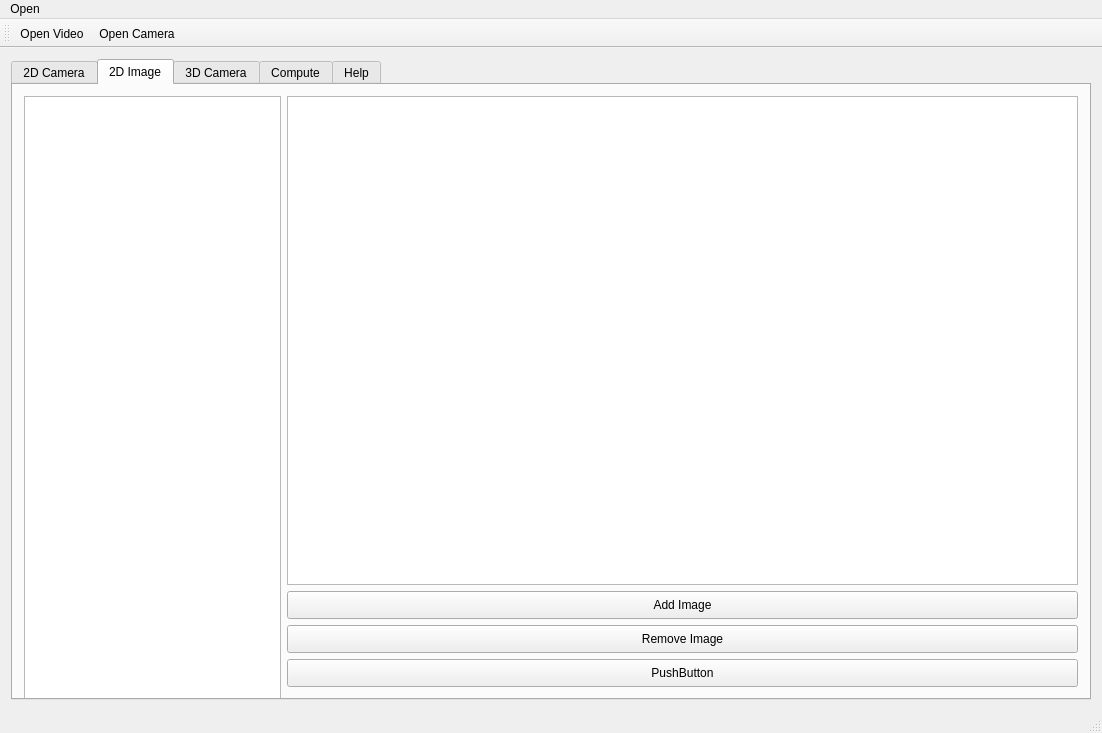
The window that mainwindow.ui (chenyangcheung/QinchuanCattleBMS) describes before a commit, drawn with Qt 5.
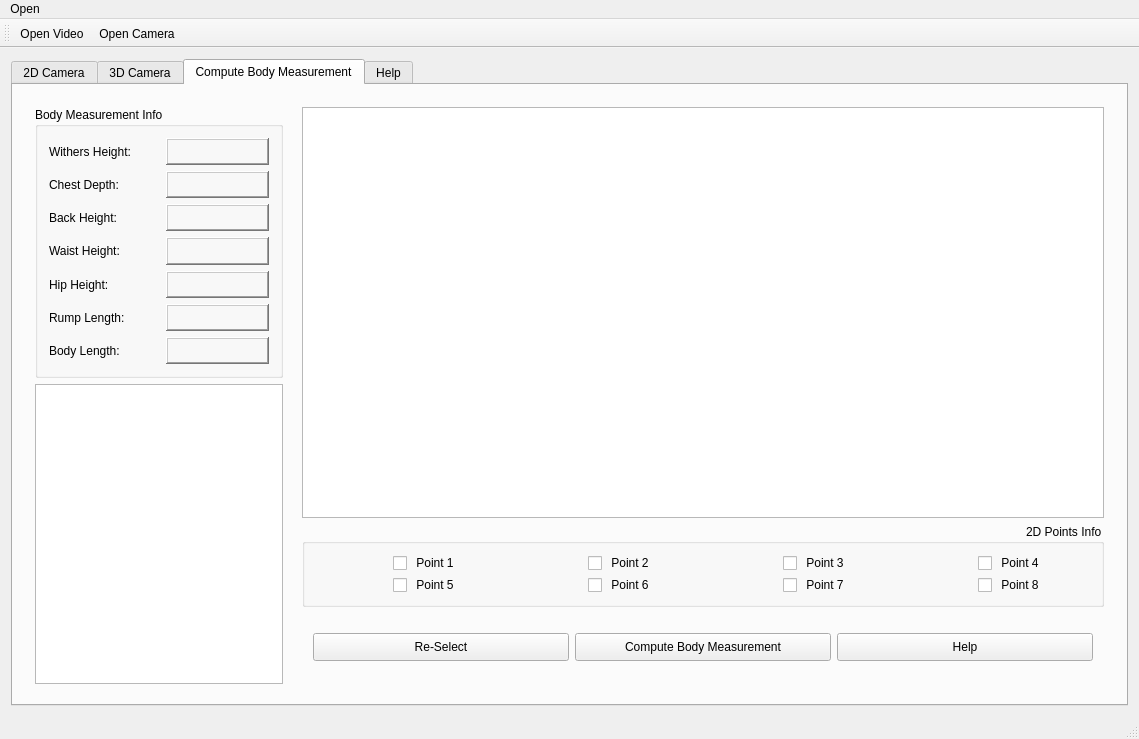
The same window after the commit. The open tabs and pages were chosen to show the change. Custom widgets are drawn as their Qt base class.

Commit message:
Complete UI design of program
* remove '2D image' tab and add new tab 'Compute Body Measurement'
* complete ui of 'Compute Body Measurement' tab
* add frame for 2d camera widget

```diff
--- a/mainwindow.ui
+++ b/mainwindow.ui
@@ -6,13 +6,22 @@
    <rect>
     <x>0</x>
     <y>0</y>
-    <width>1102</width>
-    <height>733</height>
+    <width>1139</width>
+    <height>739</height>
    </rect>
   </property>
+  <property name="sizePolicy">
+   <sizepolicy hsizetype="Preferred" vsizetype="Preferred">
+    <horstretch>78</horstretch>
+    <verstretch>71</verstretch>
+   </sizepolicy>
+  </property>
   <property name="windowTitle">
    <string>MainWindow</string>
   </property>
+  <property name="layoutDirection">
+   <enum>Qt::LeftToRight</enum>
+  </property>
   <widget class="QWidget" name="centralWidget">
    <layout class="QHBoxLayout" name="horizontalLayout">
     <item>
@@ -101,95 +110,6 @@
         </item>
        </layout>
       </widget>
-      <widget class="QWidget" name="imgOperateTab">
-       <attribute name="title">
-        <string>2D Image</string>
-       </attribute>
-       <layout class="QGridLayout" name="gridLayout_4">
-        <item row="0" column="0">
-         <layout class="QHBoxLayout" name="horizontalLayout_2">
-          <item>
-           <widget class="QListWidget" name="imageListWidget">
-            <property name="minimumSize">
-             <size>
-              <width>256</width>
-              <height>606</height>
-             </size>
-            </property>
-            <property name="maximumSize">
-             <size>
-              <width>300</width>
-              <height>16777215</height>
-             </size>
-            </property>
-            <property name="frameShape">
-             <enum>QFrame::StyledPanel</enum>
-            </property>
-            <property name="frameShadow">
-             <enum>QFrame::Sunken</enum>
-            </property>
-            <property name="midLineWidth">
-             <number>0</number>
-            </property>
-           </widget>
-          </item>
-          <item>
-           <layout class="QVBoxLayout" name="verticalLayout">
-            <item>
-             <widget class="QGraphicsView" name="imageGraphicsView">
-              <property name="minimumSize">
-               <size>
-                <width>791</width>
-                <height>411</height>
-               </size>
-              </property>
-             </widget>
-            </item>
-            <item>
-             <widget class="QPushButton" name="addImgButton">
-              <property name="minimumSize">
-               <size>
-                <width>93</width>
-                <height>28</height>
-               </size>
-              </property>
-              <property name="text">
-               <string>Add Image</string>
-              </property>
-             </widget>
-            </item>
-            <item>
-             <widget class="QPushButton" name="rmImgButton">
-              <property name="minimumSize">
-               <size>
-                <width>93</width>
-                <height>28</height>
-               </size>
-              </property>
-              <property name="text">
-               <string>Remove Image</string>
-              </property>
-             </widget>
-            </item>
-            <item>
-             <widget class="QPushButton" name="pushButton_4">
-              <property name="minimumSize">
-               <size>
-                <width>93</width>
-                <height>28</height>
-               </size>
-              </property>
-              <property name="text">
-               <string>PushButton</string>
-              </property>
-             </widget>
-            </item>
-           </layout>
-          </item>
-         </layout>
-        </item>
-       </layout>
-      </widget>
       <widget class="QWidget" name="tofCameraTab">
        <attribute name="title">
         <string>3D Camera</string>
@@ -252,10 +172,748 @@
         </item>
        </layout>
       </widget>
-      <widget class="QWidget" name="computeTab">
+      <widget class="QWidget" name="imgOperateTab">
        <attribute name="title">
-        <string>Compute</string>
+        <string>Compute Body Measurement</string>
        </attribute>
+       <layout class="QHBoxLayout" name="horizontalLayout_2">
+        <item>
+         <widget class="QWidget" name="widget_4" native="true">
+          <property name="sizePolicy">
+           <sizepolicy hsizetype="Expanding" vsizetype="Expanding">
+            <horstretch>25</horstretch>
+            <verstretch>80</verstretch>
+           </sizepolicy>
+          </property>
+          <property name="minimumSize">
+           <size>
+            <width>261</width>
+            <height>591</height>
+           </size>
+          </property>
+          <layout class="QVBoxLayout" name="verticalLayout_2">
+           <item>
+            <widget class="QGroupBox" name="groupBox">
+             <property name="sizePolicy">
+              <sizepolicy hsizetype="Expanding" vsizetype="Expanding">
+               <horstretch>0</horstretch>
+               <verstretch>0</verstretch>
+              </sizepolicy>
+             </property>
+             <property name="minimumSize">
+              <size>
+               <width>248</width>
+               <height>271</height>
+              </size>
+             </property>
+             <property name="baseSize">
+              <size>
+               <width>256</width>
+               <height>271</height>
+              </size>
+             </property>
+             <property name="title">
+              <string>Body Measurement Info</string>
+             </property>
+             <layout class="QVBoxLayout" name="verticalLayout_3">
+              <item>
+               <layout class="QHBoxLayout" name="horizontalLayout_12">
+                <item>
+                 <widget class="QLabel" name="label_9">
+                  <property name="minimumSize">
+                   <size>
+                    <width>111</width>
+                    <height>20</height>
+                   </size>
+                  </property>
+                  <property name="text">
+                   <string>Withers Height:</string>
+                  </property>
+                 </widget>
+                </item>
+                <item>
+                 <widget class="QLabel" name="label_10">
+                  <property name="minimumSize">
+                   <size>
+                    <width>72</width>
+                    <height>20</height>
+                   </size>
+                  </property>
+                  <property name="frameShape">
+                   <enum>QFrame::WinPanel</enum>
+                  </property>
+                  <property name="frameShadow">
+                   <enum>QFrame::Raised</enum>
+                  </property>
+                  <property name="text">
+                   <string/>
+                  </property>
+                 </widget>
+                </item>
+               </layout>
+              </item>
+              <item>
+               <layout class="QHBoxLayout" name="horizontalLayout_13">
+                <item>
+                 <widget class="QLabel" name="label_11">
+                  <property name="minimumSize">
+                   <size>
+                    <width>111</width>
+                    <height>20</height>
+                   </size>
+                  </property>
+                  <property name="text">
+                   <string>Chest Depth:</string>
+                  </property>
+                 </widget>
+                </item>
+                <item>
+                 <widget class="QLabel" name="label_12">
+                  <property name="minimumSize">
+                   <size>
+                    <width>72</width>
+                    <height>20</height>
+                   </size>
+                  </property>
+                  <property name="frameShape">
+                   <enum>QFrame::WinPanel</enum>
+                  </property>
+                  <property name="frameShadow">
+                   <enum>QFrame::Raised</enum>
+                  </property>
+                  <property name="text">
+                   <string/>
+                  </property>
+                 </widget>
+                </item>
+               </layout>
+              </item>
+              <item>
+               <layout class="QHBoxLayout" name="horizontalLayout_14">
+                <item>
+                 <widget class="QLabel" name="label_13">
+                  <property name="minimumSize">
+                   <size>
+                    <width>111</width>
+                    <height>20</height>
+                   </size>
+                  </property>
+                  <property name="text">
+                   <string>Back Height:</string>
+                  </property>
+                 </widget>
+                </item>
+                <item>
+                 <widget class="QLabel" name="label_14">
+                  <property name="minimumSize">
+                   <size>
+                    <width>72</width>
+                    <height>20</height>
+                   </size>
+                  </property>
+                  <property name="frameShape">
+                   <enum>QFrame::WinPanel</enum>
+                  </property>
+                  <property name="frameShadow">
+                   <enum>QFrame::Raised</enum>
+                  </property>
+                  <property name="text">
+                   <string/>
+                  </property>
+                 </widget>
+                </item>
+               </layout>
+              </item>
+              <item>
+               <layout class="QHBoxLayout" name="horizontalLayout_15">
+                <item>
+                 <widget class="QLabel" name="label_15">
+                  <property name="minimumSize">
+                   <size>
+                    <width>111</width>
+                    <height>20</height>
+                   </size>
+                  </property>
+                  <property name="text">
+                   <string>Waist Height:</string>
+                  </property>
+                 </widget>
+                </item>
+                <item>
+                 <widget class="QLabel" name="label_16">
+                  <property name="minimumSize">
+                   <size>
+                    <width>72</width>
+                    <height>20</height>
+                   </size>
+                  </property>
+                  <property name="frameShape">
+                   <enum>QFrame::WinPanel</enum>
+                  </property>
+                  <property name="frameShadow">
+                   <enum>QFrame::Raised</enum>
+                  </property>
+                  <property name="text">
+                   <string/>
+                  </property>
+                 </widget>
+                </item>
+               </layout>
+              </item>
+              <item>
+               <layout class="QHBoxLayout" name="horizontalLayout_16">
+                <item>
+                 <widget class="QLabel" name="label_17">
+                  <property name="minimumSize">
+                   <size>
+                    <width>111</width>
+                    <height>20</height>
+                   </size>
+                  </property>
+                  <property name="text">
+                   <string>Hip Height:</string>
+                  </property>
+                 </widget>
+                </item>
+                <item>
+                 <widget class="QLabel" name="label_18">
+                  <property name="minimumSize">
+                   <size>
+                    <width>72</width>
+                    <height>20</height>
+                   </size>
+                  </property>
+                  <property name="frameShape">
+                   <enum>QFrame::WinPanel</enum>
+                  </property>
+                  <property name="frameShadow">
+                   <enum>QFrame::Raised</enum>
+                  </property>
+                  <property name="text">
+                   <string/>
+                  </property>
+                 </widget>
+                </item>
+               </layout>
+              </item>
+              <item>
+               <layout class="QHBoxLayout" name="horizontalLayout_17">
+                <item>
+                 <widget class="QLabel" name="label_19">
+                  <property name="minimumSize">
+                   <size>
+                    <width>111</width>
+                    <height>20</height>
+                   </size>
+                  </property>
+                  <property name="text">
+                   <string>Rump Length:</string>
+                  </property>
+                 </widget>
+                </item>
+                <item>
+                 <widget class="QLabel" name="label_20">
+                  <property name="minimumSize">
+                   <size>
+                    <width>72</width>
+                    <height>20</height>
+                   </size>
+                  </property>
+                  <property name="frameShape">
+                   <enum>QFrame::WinPanel</enum>
+                  </property>
+                  <property name="frameShadow">
+                   <enum>QFrame::Raised</enum>
+                  </property>
+                  <property name="text">
+                   <string/>
+                  </property>
+                 </widget>
+                </item>
+               </layout>
+              </item>
+              <item>
+               <layout class="QHBoxLayout" name="horizontalLayout_18">
+                <item>
+                 <widget class="QLabel" name="label_21">
+                  <property name="minimumSize">
+                   <size>
+                    <width>111</width>
+                    <height>20</height>
+                   </size>
+                  </property>
+                  <property name="text">
+                   <string>Body Length:</string>
+                  </property>
+                 </widget>
+                </item>
+                <item>
+                 <widget class="QLabel" name="label_22">
+                  <property name="minimumSize">
+                   <size>
+                    <width>72</width>
+                    <height>20</height>
+                   </size>
+                  </property>
+                  <property name="frameShape">
+                   <enum>QFrame::WinPanel</enum>
+                  </property>
+                  <property name="frameShadow">
+                   <enum>QFrame::Raised</enum>
+                  </property>
+                  <property name="text">
+                   <string/>
+                  </property>
+                 </widget>
+                </item>
+               </layout>
+              </item>
+             </layout>
+            </widget>
+           </item>
+           <item>
+            <widget class="QTableWidget" name="imageTableWidget">
+             <property name="sizePolicy">
+              <sizepolicy hsizetype="Expanding" vsizetype="Expanding">
+               <horstretch>0</horstretch>
+               <verstretch>0</verstretch>
+              </sizepolicy>
+             </property>
+             <property name="minimumSize">
+              <size>
+               <width>248</width>
+               <height>300</height>
+              </size>
+             </property>
+             <property name="maximumSize">
+              <size>
+               <width>16777215</width>
+               <height>16777215</height>
+              </size>
+             </property>
+             <property name="baseSize">
+              <size>
+               <width>256</width>
+               <height>300</height>
+              </size>
+             </property>
+             <property name="frameShape">
+              <enum>QFrame::StyledPanel</enum>
+             </property>
+             <property name="frameShadow">
+              <enum>QFrame::Sunken</enum>
+             </property>
+             <property name="midLineWidth">
+              <number>0</number>
+             </property>
+             <property name="columnCount">
+              <number>0</number>
+             </property>
+             <attribute name="horizontalHeaderCascadingSectionResizes">
+              <bool>false</bool>
+             </attribute>
+             <attribute name="horizontalHeaderMinimumSectionSize">
+              <number>31</number>
+             </attribute>
+            </widget>
+           </item>
+          </layout>
+         </widget>
+        </item>
+        <item>
+         <widget class="QWidget" name="widget_2" native="true">
+          <property name="sizePolicy">
+           <sizepolicy hsizetype="Expanding" vsizetype="Expanding">
+            <horstretch>81</horstretch>
+            <verstretch>81</verstretch>
+           </sizepolicy>
+          </property>
+          <property name="minimumSize">
+           <size>
+            <width>791</width>
+            <height>581</height>
+           </size>
+          </property>
+          <property name="baseSize">
+           <size>
+            <width>791</width>
+            <height>581</height>
+           </size>
+          </property>
+          <property name="layoutDirection">
+           <enum>Qt::RightToLeft</enum>
+          </property>
+          <layout class="QVBoxLayout" name="verticalLayout">
+           <item>
+            <widget class="QGraphicsView" name="imageGraphicsView">
+             <property name="sizePolicy">
+              <sizepolicy hsizetype="Expanding" vsizetype="Expanding">
+               <horstretch>0</horstretch>
+               <verstretch>80</verstretch>
+              </sizepolicy>
+             </property>
+             <property name="minimumSize">
+              <size>
+               <width>791</width>
+               <height>411</height>
+              </size>
+             </property>
+            </widget>
+           </item>
+           <item>
+            <widget class="QGroupBox" name="groupBox_3">
+             <property name="sizePolicy">
+              <sizepolicy hsizetype="Expanding" vsizetype="Expanding">
+               <horstretch>78</horstretch>
+               <verstretch>71</verstretch>
+              </sizepolicy>
+             </property>
+             <property name="minimumSize">
+              <size>
+               <width>731</width>
+               <height>83</height>
+              </size>
+             </property>
+             <property name="maximumSize">
+              <size>
+               <width>16777215</width>
+               <height>150</height>
+              </size>
+             </property>
+             <property name="title">
+              <string>2D Points Info</string>
+             </property>
+             <layout class="QGridLayout" name="gridLayout_4">
+              <item row="0" column="0">
+               <layout class="QHBoxLayout" name="horizontalLayout_4">
+                <item>
+                 <widget class="QLabel" name="label">
+                  <property name="minimumSize">
+                   <size>
+                    <width>64</width>
+                    <height>16</height>
+                   </size>
+                  </property>
+                  <property name="text">
+                   <string> Point 4</string>
+                  </property>
+                 </widget>
+                </item>
+                <item>
+                 <widget class="QCheckBox" name="checkBox">
+                  <property name="minimumSize">
+                   <size>
+                    <width>16</width>
+                    <height>16</height>
+                   </size>
+                  </property>
+                  <property name="text">
+                   <string/>
+                  </property>
+                 </widget>
+                </item>
+               </layout>
+              </item>
+              <item row="0" column="1">
+               <layout class="QHBoxLayout" name="horizontalLayout_5">
+                <item>
+                 <widget class="QLabel" name="label_2">
+                  <property name="minimumSize">
+                   <size>
+                    <width>64</width>
+                    <height>16</height>
+                   </size>
+                  </property>
+                  <property name="text">
+                   <string> Point 3</string>
+                  </property>
+                 </widget>
+                </item>
+                <item>
+                 <widget class="QCheckBox" name="checkBox_2">
+                  <property name="minimumSize">
+                   <size>
+                    <width>16</width>
+                    <height>16</height>
+                   </size>
+                  </property>
+                  <property name="text">
+                   <string/>
+                  </property>
+                 </widget>
+                </item>
+               </layout>
+              </item>
+              <item row="0" column="2">
+               <layout class="QHBoxLayout" name="horizontalLayout_6">
+                <item>
+                 <widget class="QLabel" name="label_3">
+                  <property name="minimumSize">
+                   <size>
+                    <width>64</width>
+                    <height>16</height>
+                   </size>
+                  </property>
+                  <property name="text">
+                   <string> Point 2</string>
+                  </property>
+                 </widget>
+                </item>
+                <item>
+                 <widget class="QCheckBox" name="checkBox_3">
+                  <property name="minimumSize">
+                   <size>
+                    <width>16</width>
+                    <height>16</height>
+                   </size>
+                  </property>
+                  <property name="text">
+                   <string/>
+                  </property>
+                 </widget>
+                </item>
+               </layout>
+              </item>
+              <item row="0" column="3">
+               <layout class="QHBoxLayout" name="horizontalLayout_7">
+                <item>
+                 <widget class="QLabel" name="label_4">
+                  <property name="minimumSize">
+                   <size>
+                    <width>64</width>
+                    <height>16</height>
+                   </size>
+                  </property>
+                  <property name="mouseTracking">
+                   <bool>false</bool>
+                  </property>
+                  <property name="text">
+                   <string> Point 1</string>
+                  </property>
+                 </widget>
+                </item>
+                <item>
+                 <widget class="QCheckBox" name="checkBox_4">
+                  <property name="minimumSize">
+                   <size>
+                    <width>16</width>
+                    <height>16</height>
+                   </size>
+                  </property>
+                  <property name="text">
+                   <string/>
+                  </property>
+                 </widget>
+                </item>
+               </layout>
+              </item>
+              <item row="1" column="0">
+               <layout class="QHBoxLayout" name="horizontalLayout_8">
+                <item>
+                 <widget class="QLabel" name="label_5">
+                  <property name="minimumSize">
+                   <size>
+                    <width>64</width>
+                    <height>16</height>
+                   </size>
+                  </property>
+                  <property name="text">
+                   <string> Point 8</string>
+                  </property>
+                 </widget>
+                </item>
+                <item>
+                 <widget class="QCheckBox" name="checkBox_5">
+                  <property name="minimumSize">
+                   <size>
+                    <width>16</width>
+                    <height>16</height>
+                   </size>
+                  </property>
+                  <property name="text">
+                   <string/>
+                  </property>
+                 </widget>
+                </item>
+               </layout>
+              </item>
+              <item row="1" column="1">
+               <layout class="QHBoxLayout" name="horizontalLayout_9">
+                <item>
+                 <widget class="QLabel" name="label_6">
+                  <property name="minimumSize">
+                   <size>
+                    <width>64</width>
+                    <height>16</height>
+                   </size>
+                  </property>
+                  <property name="text">
+                   <string> Point 7</string>
+                  </property>
+                 </widget>
+                </item>
+                <item>
+                 <widget class="QCheckBox" name="checkBox_6">
+                  <property name="minimumSize">
+                   <size>
+                    <width>16</width>
+                    <height>16</height>
+                   </size>
+                  </property>
+                  <property name="text">
+                   <string/>
+                  </property>
+                 </widget>
+                </item>
+               </layout>
+              </item>
+              <item row="1" column="2">
+               <layout class="QHBoxLayout" name="horizontalLayout_10">
+                <item>
+                 <widget class="QLabel" name="label_7">
+                  <property name="minimumSize">
+                   <size>
+                    <width>64</width>
+                    <height>16</height>
+                   </size>
+                  </property>
+                  <property name="text">
+                   <string> Point 6</string>
+                  </property>
+                 </widget>
+                </item>
+                <item>
+                 <widget class="QCheckBox" name="checkBox_7">
+                  <property name="minimumSize">
+                   <size>
+                    <width>16</width>
+                    <height>16</height>
+                   </size>
+                  </property>
+                  <property name="text">
+                   <string/>
+                  </property>
+                 </widget>
+                </item>
+               </layout>
+              </item>
+              <item row="1" column="3">
+               <layout class="QHBoxLayout" name="horizontalLayout_11">
+                <item>
+                 <widget class="QLabel" name="label_8">
+                  <property name="minimumSize">
+                   <size>
+                    <width>64</width>
+                    <height>16</height>
+                   </size>
+                  </property>
+                  <property name="text">
+                   <string> Point 5</string>
+                  </property>
+                 </widget>
+                </item>
+                <item>
+                 <widget class="QCheckBox" name="checkBox_8">
+                  <property name="minimumSize">
+                   <size>
+                    <width>16</width>
+                    <height>16</height>
+                   </size>
+                  </property>
+                  <property name="text">
+                   <string/>
+                  </property>
+                 </widget>
+                </item>
+               </layout>
+              </item>
+             </layout>
+             <zorder>label</zorder>
+             <zorder>checkBox</zorder>
+             <zorder>layoutWidget</zorder>
+             <zorder>layoutWidget_2</zorder>
+             <zorder>label_2</zorder>
+             <zorder>layoutWidget_3</zorder>
+             <zorder>layoutWidget_4</zorder>
+             <zorder>layoutWidget_5</zorder>
+             <zorder>layoutWidget_6</zorder>
+             <zorder>layoutWidget_7</zorder>
+            </widget>
+           </item>
+           <item>
+            <widget class="QWidget" name="widget" native="true">
+             <property name="sizePolicy">
+              <sizepolicy hsizetype="Expanding" vsizetype="Expanding">
+               <horstretch>78</horstretch>
+               <verstretch>71</verstretch>
+              </sizepolicy>
+             </property>
+             <property name="minimumSize">
+              <size>
+               <width>781</width>
+               <height>60</height>
+              </size>
+             </property>
+             <property name="maximumSize">
+              <size>
+               <width>16777215</width>
+               <height>70</height>
+              </size>
+             </property>
+             <property name="layoutDirection">
+              <enum>Qt::LeftToRight</enum>
+             </property>
+             <layout class="QHBoxLayout" name="horizontalLayout_3">
+              <item>
+               <widget class="QPushButton" name="addImgButton">
+                <property name="minimumSize">
+                 <size>
+                  <width>93</width>
+                  <height>28</height>
+                 </size>
+                </property>
+                <property name="text">
+                 <string>Re-Select</string>
+                </property>
+               </widget>
+              </item>
+              <item>
+               <widget class="QPushButton" name="rmImgButton">
+                <property name="minimumSize">
+                 <size>
+                  <width>93</width>
+                  <height>28</height>
+                 </size>
+                </property>
+                <property name="text">
+                 <string>Compute Body Measurement</string>
+                </property>
+               </widget>
+              </item>
+              <item>
+               <widget class="QPushButton" name="pushButton_4">
+                <property name="minimumSize">
+                 <size>
+                  <width>93</width>
+                  <height>28</height>
+                 </size>
+                </property>
+                <property name="text">
+                 <string>Help</string>
+                </property>
+               </widget>
+              </item>
+             </layout>
+             <zorder>addImgButton</zorder>
+             <zorder>addImgButton</zorder>
+             <zorder>rmImgButton</zorder>
+             <zorder>pushButton_4</zorder>
+            </widget>
+           </item>
+          </layout>
+         </widget>
+        </item>
+       </layout>
       </widget>
       <widget class="QWidget" name="helpTab">
        <attribute name="title">
@@ -271,7 +929,7 @@
     <rect>
      <x>0</x>
      <y>0</y>
-     <width>1102</width>
+     <width>1139</width>
      <height>26</height>
     </rect>
    </property>
```
The commit also changes 2 other files.
